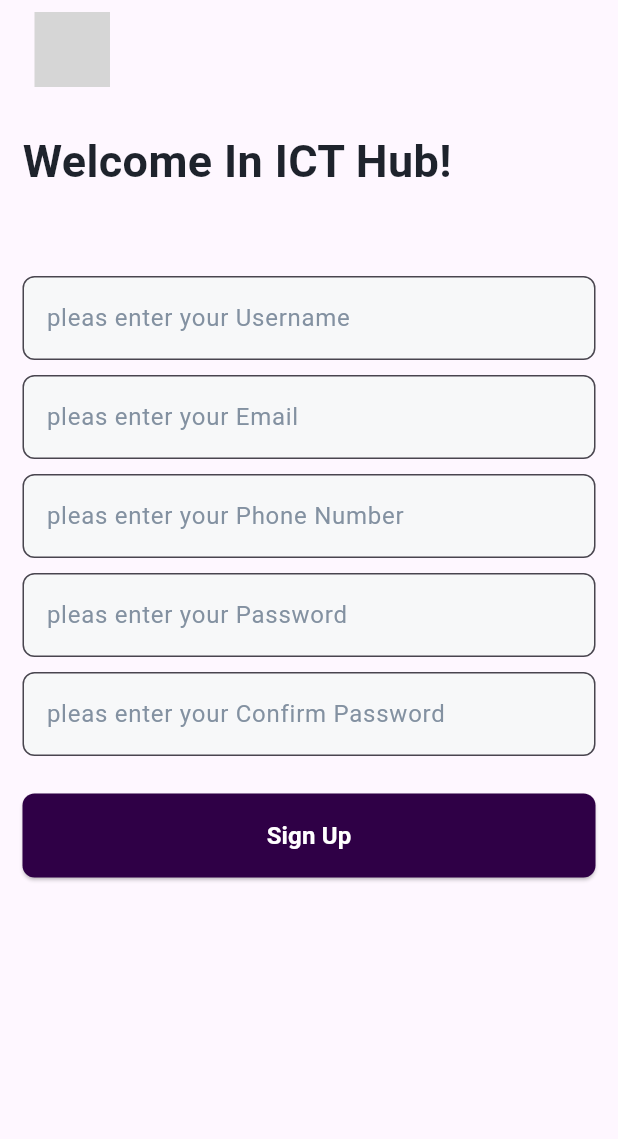
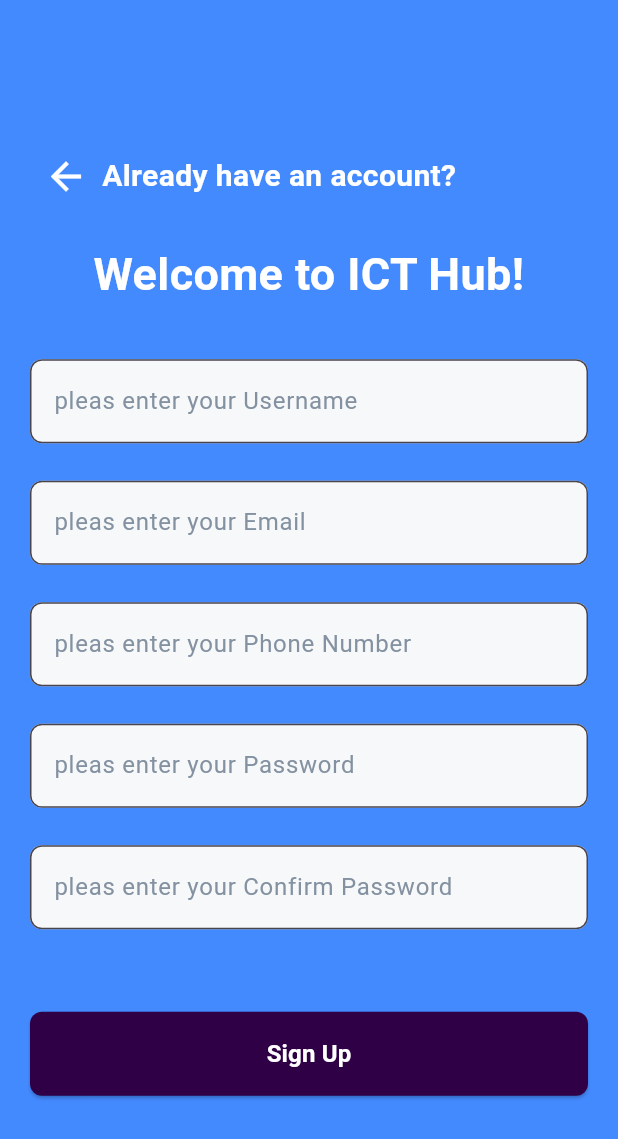
Before and after one commit to Belaleatsbanana/firebase_belal, a Flutter app: the screen it shows after launch, after a tap on "Register", on a phone screen of 412 x 824 dp. Shown: the top 1139 px of the screen. Run offline on Flutter 3.47's test engine with Material 3 defaults, Android fonts, the phone set to English and light mode, and no system bars; our stand-ins replace cloud_firestore, firebase_auth, firebase_core, firebase_storage, flutter_bloc, image_picker; accounts and stored records are empty; Roboto replaces fonts that are missing (Urbanist); grey boxes are pictures that could not be loaded.

Commit message:
first commit

```diff
--- a/lib/auth_screen/login_screen.dart
+++ b/lib/auth_screen/login_screen.dart
@@ -1,11 +1,11 @@
 import 'package:flutter/material.dart';
 import 'package:flutter_bloc/flutter_bloc.dart';
-import 'package:finalicthub/auth_screen/signup_screen.dart';
-import 'package:finalicthub/cubit/auth_cubit.dart';
-import 'package:finalicthub/cubit/auth_state.dart';
-import 'package:finalicthub/screens/home.dart';
-import 'package:finalicthub/widgets/ebutton.dart';
-import 'package:finalicthub/widgets/formfield.dart';
+import 'package:firebase_belal/auth_screen/signup_screen.dart';
+import 'package:firebase_belal/cubit/auth_cubit.dart';
+import 'package:firebase_belal/cubit/auth_state.dart';
+import 'package:firebase_belal/screens/home.dart';
+import 'package:firebase_belal/widgets/ebutton.dart';
+import 'package:firebase_belal/widgets/formfield.dart';
 
 class LoginScreen extends StatefulWidget {
   const LoginScreen({super.key});
@@ -24,24 +24,40 @@ class _LoginScreenState extends State<LoginScreen> {
   @override
   Widget build(BuildContext context) {
     return Scaffold(
+      backgroundColor: Colors.blueAccent,
       body: Padding(
-        padding: const EdgeInsets.symmetric(horizontal: 10.0),
+        padding: const EdgeInsets.symmetric(horizontal: 20.0),
         child: Form(
           key: formKey,
           child: Column(
             mainAxisAlignment: MainAxisAlignment.center,
-            crossAxisAlignment: CrossAxisAlignment.start,
+            crossAxisAlignment: CrossAxisAlignment.center,
             children: [
+              const Icon(
+                Icons.account_circle,
+                size: 100,
+                color: Colors.white,
+              ),
+              const SizedBox(height: 20),
               const Text(
-                'Welcome back! Glad\nto see you, Again!',
-                textAlign: TextAlign.start,
+                'Welcome back!',
+                textAlign: TextAlign.center,
                 style: TextStyle(
-                  color: Color(0xFF1E232C),
+                  color: Colors.white,
                   fontSize: 30,
-                  fontWeight: FontWeight.w700,
+                  fontWeight: FontWeight.bold,
                 ),
               ),
-              const SizedBox(height: 20),
+              const SizedBox(height: 10),
+              const Text(
+                'Glad to see you again!',
+                textAlign: TextAlign.center,
+                style: TextStyle(
+                  color: Colors.white,
+                  fontSize: 18,
+                ),
+              ),
+              const SizedBox(height: 40),
               MyFormField(
                 controller: emailController,
                 label: 'Email',
@@ -53,6 +69,7 @@ class _LoginScreenState extends State<LoginScreen> {
                   return null;
                 },
               ),
+              const SizedBox(height: 20),
               MyFormField(
                 controller: passwordController,
                 label: 'Password',
@@ -66,6 +83,7 @@ class _LoginScreenState extends State<LoginScreen> {
                   return null;
                 },
               ),
+              const SizedBox(height: 30),
               BlocConsumer<AuthCubit, AuthState>(
                 listener: (context, state) {
                   if (state is AuthError) {
@@ -104,34 +122,34 @@ class _LoginScreenState extends State<LoginScreen> {
               const SizedBox(height: 20),
               Row(
                 mainAxisAlignment: MainAxisAlignment.center,
-                crossAxisAlignment: CrossAxisAlignment.center,
                 children: [
                   const Text(
-                    'Don\'t have an account?',
+                    'Don\'t have an account? ',
                     style: TextStyle(
-                      color: Color(0xFF1E232C),
-                      fontSize: 15,
-                      fontFamily: 'Urbanist',
-                      fontWeight: FontWeight.w500,
+                      color: Colors.white,
+                      fontSize: 16,
                     ),
                   ),
-                  TextButton(
+                  TextButton.icon(
                     onPressed: () {
                       FocusScope.of(context).unfocus();
                       Navigator.push(
                         context,
                         MaterialPageRoute(
-                          builder: (context) => SignupScreen(),
+                          builder: (context) => const SignupScreen(),
                         ),
                       );
                     },
-                    child: const Text(
+                    icon: const Icon(
+                      Icons.person_add,
+                      color: Colors.white,
+                    ),
+                    label: const Text(
                       'Register',
                       style: TextStyle(
-                        color: Color(0xFFF14336),
-                        fontSize: 15,
-                        fontFamily: 'Urbanist',
-                        fontWeight: FontWeight.w700,
+                        color: Colors.white,
+                        fontSize: 16,
+                        fontWeight: FontWeight.bold,
                       ),
                     ),
                   ),
--- a/lib/auth_screen/signup_screen.dart
+++ b/lib/auth_screen/signup_screen.dart
@@ -1,11 +1,10 @@
 import 'package:flutter/material.dart';
 import 'package:flutter_bloc/flutter_bloc.dart';
-import 'package:flutter_svg/flutter_svg.dart';
-import 'package:finalicthub/cubit/auth_cubit.dart';
-import 'package:finalicthub/cubit/auth_state.dart';
-import 'package:finalicthub/screens/home.dart';
-import 'package:finalicthub/widgets/ebutton.dart';
-import 'package:finalicthub/widgets/formfield.dart';
+import 'package:firebase_belal/cubit/auth_cubit.dart';
+import 'package:firebase_belal/cubit/auth_state.dart';
+import 'package:firebase_belal/screens/home.dart';
+import 'package:firebase_belal/widgets/ebutton.dart';
+import 'package:firebase_belal/widgets/formfield.dart';
 
 class SignupScreen extends StatefulWidget {
   const SignupScreen({super.key});
@@ -18,54 +17,63 @@ class _SignupScreenState extends State<SignupScreen> {
   GlobalKey<FormState> formKey2 = GlobalKey<FormState>();
 
   TextEditingController emailController = TextEditingController();
-
   TextEditingController userNameController = TextEditingController();
-
   TextEditingController phoneNoController = TextEditingController();
-
   TextEditingController passwordController = TextEditingController();
-
   TextEditingController confirmPasswordController = TextEditingController();
 
   @override
   Widget build(BuildContext context) {
-    return SafeArea(
-      child: Scaffold(
-        body: Padding(
-          padding: const EdgeInsets.symmetric(horizontal: 15.0),
+    return Scaffold(
+      backgroundColor: Colors.blueAccent,
+      body: Center(
         child: SingleChildScrollView(
-            child: Form(
-              key: formKey2,
+          child: Padding(
+            padding: const EdgeInsets.all(20.0),
             child: Column(
               mainAxisAlignment: MainAxisAlignment.center,
-                crossAxisAlignment: CrossAxisAlignment.start,
+              crossAxisAlignment: CrossAxisAlignment.center,
+              children: [
+                Row(
                   children: [
                     IconButton(
                       onPressed: () {
                         Navigator.pop(context);
                       },
-                    icon: SvgPicture.asset(
-                      'assets/icons/back.svg',
-                      width: 50,
+
+                      icon: const Icon(
+                        Icons.arrow_back,
+                        color: Colors.white,
+                        size: 30,
                       ),
-                    iconSize: 50,
+                    ),
+                    const Text(
+                      'Already have an account?',
+                      textAlign: TextAlign.center,
+                      style: TextStyle(
+                        color: Colors.white,
+                        fontSize: 20,
+                        fontWeight: FontWeight.bold,
+                      ),
+                    ),
+                  ],
                 ),
                 const SizedBox(height: 20),
                 const Text(
-                    'Welcome In ICT Hub!',
-                    textAlign: TextAlign.start,
+                  'Welcome to ICT Hub!',
+                  textAlign: TextAlign.center,
                   style: TextStyle(
-                      color: Color(0xFF1E232C),
+                    color: Colors.white,
                     fontSize: 30,
-                      fontFamily: 'Urbanist',
-                      fontWeight: FontWeight.w700,
+                    fontWeight: FontWeight.bold,
                   ),
                 ),
-                  const SizedBox(height: 50),
+                const SizedBox(height: 30),
                 MyFormField(
                   controller: userNameController,
                   label: 'Username',
                   textInputType: TextInputType.text,
+
                   validator: (value) {
                     if (value!.isEmpty) {
                       return 'Please enter your username';
@@ -73,10 +81,12 @@ class _SignupScreenState extends State<SignupScreen> {
                     return null;
                   },
                 ),
+                const SizedBox(height: 15),
                 MyFormField(
                   controller: emailController,
                   label: 'Email',
                   textInputType: TextInputType.emailAddress,
+
                   validator: (value) {
                     if (value!.isEmpty) {
                       return 'Please enter your email';
@@ -84,10 +94,12 @@ class _SignupScreenState extends State<SignupScreen> {
                     return null;
                   },
                 ),
+                const SizedBox(height: 15),
                 MyFormField(
                   controller: phoneNoController,
                   label: 'Phone Number',
                   textInputType: TextInputType.phone,
+
                   validator: (value) {
                     if (value!.isEmpty) {
                       return 'Please enter your phone number';
@@ -95,10 +107,12 @@ class _SignupScreenState extends State<SignupScreen> {
                     return null;
                   },
                 ),
+                const SizedBox(height: 15),
                 MyFormField(
                   controller: passwordController,
                   label: 'Password',
                   textInputType: TextInputType.visiblePassword,
+
                   validator: (text) {
                     if (text!.isEmpty) {
                       return 'Please enter your password';
@@ -108,10 +122,12 @@ class _SignupScreenState extends State<SignupScreen> {
                     return null;
                   },
                 ),
+                const SizedBox(height: 15),
                 MyFormField(
                   controller: confirmPasswordController,
                   label: 'Confirm Password',
                   textInputType: TextInputType.visiblePassword,
+
                   validator: (value) {
                     if (value!.isEmpty) {
                       return 'Please enter your password';
@@ -123,6 +139,7 @@ class _SignupScreenState extends State<SignupScreen> {
                     return null;
                   },
                 ),
+                const SizedBox(height: 30),
                 BlocConsumer<AuthCubit, AuthState>(
                   listener: (context, state) {
                     if (state is AuthError) {
@@ -167,7 +184,6 @@ class _SignupScreenState extends State<SignupScreen> {
           ),
         ),
       ),
-      ),
     );
   }
 }
--- a/lib/cubit/auth_cubit.dart
+++ b/lib/cubit/auth_cubit.dart
@@ -1,7 +1,7 @@
 import 'package:cloud_firestore/cloud_firestore.dart';
 import 'package:firebase_auth/firebase_auth.dart';
 import 'package:flutter_bloc/flutter_bloc.dart';
-import 'package:finalicthub/cubit/auth_state.dart';
+import 'package:firebase_belal/cubit/auth_state.dart';
 
 class AuthCubit extends Cubit<AuthState> {
   AuthCubit() : super(AuthInitial());
--- a/lib/cubit/category_cubit.dart
+++ b/lib/cubit/category_cubit.dart
@@ -1,7 +1,7 @@
 import 'package:cloud_firestore/cloud_firestore.dart';
 import 'package:flutter_bloc/flutter_bloc.dart';
-import 'package:finalicthub/cubit/category_state.dart';
-import 'package:finalicthub/data_model/course_data_model.dart';
+import 'package:firebase_belal/cubit/category_state.dart';
+import 'package:firebase_belal/data_model/course_data_model.dart';
 
 class CategoryCubit extends Cubit<CategoryState> {
   CategoryCubit(this.categoryName) : super(CategoryInitial());
--- a/lib/cubit/home_cubit.dart
+++ b/lib/cubit/home_cubit.dart
@@ -1,7 +1,7 @@
 import 'package:cloud_firestore/cloud_firestore.dart';
 import 'package:flutter_bloc/flutter_bloc.dart';
-import 'package:finalicthub/cubit/home_state.dart';
-import 'package:finalicthub/data_model/category_data_model.dart';
+import 'package:firebase_belal/cubit/home_state.dart';
+import 'package:firebase_belal/data_model/category_data_model.dart';
 
 class HomeCubit extends Cubit<HomeState> {
   HomeCubit() : super(HomeInitial());
--- a/lib/cubit/profile_cubit.dart
+++ b/lib/cubit/profile_cubit.dart
@@ -4,8 +4,8 @@ import 'package:cloud_firestore/cloud_firestore.dart';
 import 'package:firebase_auth/firebase_auth.dart';
 import 'package:firebase_storage/firebase_storage.dart';
 import 'package:flutter_bloc/flutter_bloc.dart';
-import 'package:finalicthub/cubit/profile_state.dart';
-import 'package:finalicthub/data_model/user_data_model.dart';
+import 'package:firebase_belal/cubit/profile_state.dart';
+import 'package:firebase_belal/data_model/user_data_model.dart';
 import 'package:image_picker/image_picker.dart';
 
 class ProfileCubit extends Cubit<ProfileState> {
--- a/lib/cubit/profile_state.dart
+++ b/lib/cubit/profile_state.dart
@@ -1,4 +1,4 @@
-import 'package:finalicthub/data_model/user_data_model.dart';
+import 'package:firebase_belal/data_model/user_data_model.dart';
 
 abstract class ProfileState {}
 
--- a/lib/screens/course_screen.dart
+++ b/lib/screens/course_screen.dart
@@ -1,7 +1,7 @@
 import 'package:flutter/material.dart';
 import 'package:flutter_bloc/flutter_bloc.dart';
-import 'package:finalicthub/cubit/category_cubit.dart';
-import 'package:finalicthub/cubit/category_state.dart';
+import 'package:firebase_belal/cubit/category_cubit.dart';
+import 'package:firebase_belal/cubit/category_state.dart';
 
 class CategoryScreen extends StatelessWidget {
   final String categoryName;
--- a/lib/screens/home_screen.dart
+++ b/lib/screens/home_screen.dart
@@ -1,8 +1,8 @@
 import 'package:flutter/material.dart';
 import 'package:flutter_bloc/flutter_bloc.dart';
-import 'package:finalicthub/cubit/home_cubit.dart';
-import 'package:finalicthub/cubit/home_state.dart';
-import 'package:finalicthub/widgets/item_Widget.dart';
+import 'package:firebase_belal/cubit/home_cubit.dart';
+import 'package:firebase_belal/cubit/home_state.dart';
+import 'package:firebase_belal/widgets/item_Widget.dart';
 
 class HomeScreen extends StatelessWidget {
   const HomeScreen({super.key});
--- a/lib/screens/profile_screen.dart
+++ b/lib/screens/profile_screen.dart
@@ -1,9 +1,9 @@
 import 'package:firebase_auth/firebase_auth.dart';
 import 'package:flutter/material.dart';
 import 'package:flutter_bloc/flutter_bloc.dart';
-import 'package:finalicthub/cubit/profile_cubit.dart';
-import 'package:finalicthub/cubit/profile_state.dart';
-import 'package:finalicthub/widgets/pf_widget.dart';
+import 'package:firebase_belal/cubit/profile_cubit.dart';
+import 'package:firebase_belal/cubit/profile_state.dart';
+import 'package:firebase_belal/widgets/pf_widget.dart';
 
 class ProfileScreen extends StatefulWidget {
   const ProfileScreen({super.key});
--- a/lib/widgets/formfield.dart
+++ b/lib/widgets/formfield.dart
@@ -28,8 +28,8 @@ class MyFormField extends StatelessWidget {
           border: OutlineInputBorder(
             borderRadius: BorderRadius.circular(8.0),
             borderSide: const BorderSide(
-              color: Color(0xFFDADADA),
-              width: 1,
+              color: Colors.black,
+              width: 3,
             ),
           ),
           focusedBorder: OutlineInputBorder(
--- a/lib/widgets/item_Widget.dart
+++ b/lib/widgets/item_Widget.dart
@@ -1,5 +1,5 @@
 import 'package:flutter/material.dart';
-import 'package:finalicthub/screens/course_screen.dart';
+import 'package:firebase_belal/screens/course_screen.dart';
 class ItemWidget extends StatelessWidget {
   final String image;
   final String name;
--- a/pubspec.yaml
+++ b/pubspec.yaml
@@ -1,4 +1,4 @@
-name: finalicthub
+name: firebase_belal
 description: A new Flutter project.
 # The following line prevents the package from being accidentally published to
 # pub.dev using `flutter pub publish`. This is preferred for private packages.
```
Also changed, not shown: lib/main.dart (+4 -4 lines), lib/screens/home.dart (+6 -6 lines), 1 other file. Lines whose indentation alone changed are shown as unchanged.
